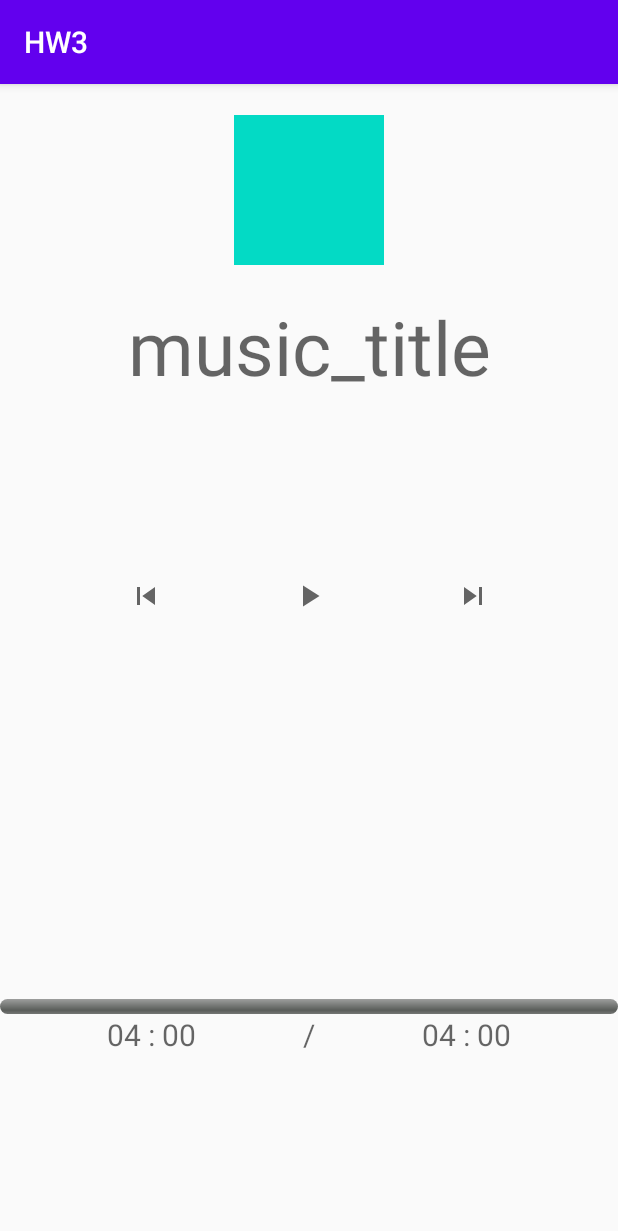
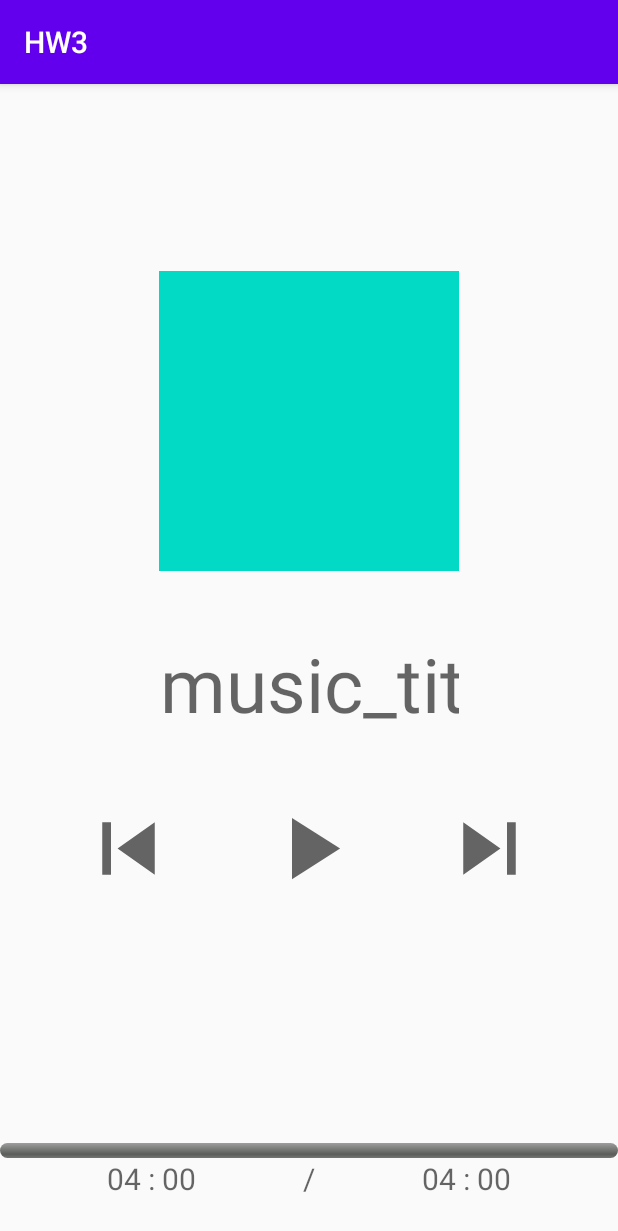
Before and after one commit to suhongs/MP3, an Android app: the PlayMusicActivity screen opened directly, with no data from a screen before it, on a phone screen of 412 x 824 dp. Shown: the top 1231 px of the screen. Run offline under Robolectric (Android 15) with nearby library versions, the phone set to English and light mode, and no system bars; 3 statements that could not run were skipped.

Commit message:
finish
finish

```diff
--- a/HW3/app/src/main/AndroidManifest.xml
+++ b/HW3/app/src/main/AndroidManifest.xml
@@ -26,6 +26,11 @@
                 <category android:name="android.intent.category.LAUNCHER" />
             </intent-filter>
         </activity>
+        <receiver android:name=".testBroadcast">
+            <intent-filter>
+                <action android:name="custom-event-service" />
+            </intent-filter>
+        </receiver>
     </application>
 
 </manifest>
--- /dev/null
+++ b/HW3/app/src/main/java/com/example/hw3/Contents.java
@@ -0,0 +1,6 @@
+package com.example.hw3;
+
+public class Contents {
+
+    public static boolean bigFlag = true;
+}
--- a/HW3/app/src/main/java/com/example/hw3/PlayMusicActivity.java
+++ b/HW3/app/src/main/java/com/example/hw3/PlayMusicActivity.java
@@ -4,20 +4,11 @@ import androidx.appcompat.app.AppCompatActivity;
 import androidx.localbroadcastmanager.content.LocalBroadcastManager;
 
 import android.content.BroadcastReceiver;
-import android.content.ComponentName;
 import android.content.Context;
 import android.content.Intent;
 import android.content.IntentFilter;
-import android.content.ServiceConnection;
 import android.os.Bundle;
-import android.os.Handler;
-import android.os.IBinder;
-import android.os.Message;
-import android.os.Messenger;
-import android.os.RemoteException;
-import android.util.Log;
 import android.view.View;
-import android.widget.Button;
 import android.widget.ImageView;
 import android.widget.ProgressBar;
 import android.widget.TextView;
@@ -36,22 +27,14 @@ public class PlayMusicActivity extends AppCompatActivity {
     private ProgressBar musicProgressBar;
     private TextView musicTitle, musicPlayingText, musicFinishText;
 
-    public static String MAIN_ACTION = "com.example.foregroundservice.action.main";
-    public static String PLAY_ACTION = "com.example.foregroundservice.play.main";
-    public static String NEXTPLAY_ACTION = "com.example.foregroundservice.action.nextplay";
-    public static String STARTFOREGROUND_ACTION = "com.example.foregroundservice.action.startforeground";
-    public static String STOPFOREGROUND_ACTION = "com.example.foregroundservice.action.stopforeground";
-
     private int duration, currentPosition;
     private BroadcastReceiver mMessageReceiver = new BroadcastReceiver() {
         @Override
         public void onReceive(Context context, Intent intent) {
             duration = intent.getExtras().getInt("duration");
             currentPosition = intent.getExtras().getInt("currentPosition");
-            Log.i("테스트","전체 길이 : " + duration);
             musicFinishText.setText(Integer.toString(duration/1000/60)+":"+String.format("%02d", duration/1000%60));
 
-            Log.i("테스트", "재생 길이 : " + currentPosition);
             musicPlayingText.setText(Integer.toString(currentPosition/1000/60)+":"+String.format("%02d", currentPosition/1000%60));
             progressUpdate(duration, currentPosition);
 
@@ -64,13 +47,12 @@ public class PlayMusicActivity extends AppCompatActivity {
         musicPlayingText = findViewById(R.id.music_playing_text);
         musicFinishText = findViewById(R.id.music_finish_text);
         musicProgressBar = findViewById(R.id.music_progressBar);
-//        progressUpdate("","");
+
     }
 
     private void progressUpdate(int duration, int currentPosition) {
         musicProgressBar.setVisibility(ProgressBar.VISIBLE);
         musicProgressBar.setMax(duration);
-//        musicProgressBar.setOn
         musicProgressBar.setProgress(currentPosition);
 
     }
@@ -78,8 +60,6 @@ public class PlayMusicActivity extends AppCompatActivity {
     @Override
     protected void onResume() {
         super.onResume();
-        // action 이름이 "custom-event-name"으로 정의된 intent를 수신하게 된다.
-        // observer의 이름은 mMessageReceiver이다.
         LocalBroadcastManager.getInstance(this).registerReceiver(mMessageReceiver, new IntentFilter("custom-event-name"));
     }
 
@@ -87,21 +67,17 @@ public class PlayMusicActivity extends AppCompatActivity {
     protected void onCreate(Bundle savedInstanceState) {
         super.onCreate(savedInstanceState);
         setContentView(R.layout.activity_play_music);
-        init(); // 위젯 초기화
+        init();
         Intent intent = getIntent();
+
         list = (ArrayList<MusicData>) intent.getSerializableExtra("playlist");
         position = intent.getExtras().getInt("position");
 
         updateUI(position);
-        Log.i("PlayMusicActivity 테스트", list.toString());
 
         musicIntent = new Intent(this, MusicService.class);
         musicIntent.putExtra("playlist", list);
         musicIntent.putExtra("position", position);
-
-//        getSupportActionBar().setIcon(R.drawable.ic_baseline_play_arrow_24);
-//        getSupportActionBar().setDisplayUseLogoEnabled(true);
-//        getSupportActionBar().setDisplayShowHomeEnabled(true);
     }
 
     @Override
@@ -111,6 +87,7 @@ public class PlayMusicActivity extends AppCompatActivity {
     }
 
     public void onClick(View v) throws InterruptedException {
+        musicIntent.putExtra("borad", false);
         switch (v.getId()) {
             case R.id.play_btn:
                 if (isPlaying == false) { // 음악 재생
@@ -128,38 +105,29 @@ public class PlayMusicActivity extends AppCompatActivity {
                 }
                 break;
             case R.id.skip_next_btn:
-                musicIntent.putExtra("next",true);
-                musicIntent.setAction(MusicService.ACTION_PAUSE);
-                startService(musicIntent);
+                musicIntent.setAction(MusicService.ACTION_NEXT);
                 position+=1;
                 if(position == list.size())
                     position = 0;
-                musicIntent.putExtra("position", position);
-                musicIntent.setAction(MusicService.ACTION_PLAY);
                 updateUI(position);
                 playBtn.setImageResource(R.drawable.ic_baseline_pause_24);
                 isPlaying = true;
                 break;
             case R.id.skip_previous_btn:
-                musicIntent.putExtra("next",true);
-                musicIntent.setAction(MusicService.ACTION_PAUSE);
-                startService(musicIntent);
-                Log.i("list" , Integer.toString(list.size()));
+                musicIntent.setAction(MusicService.ACTION_PREV);
                 position -= 1;
                 if(position == -1)
                     position += list.size();
-                musicIntent.putExtra("position", position);
-                musicIntent.setAction(MusicService.ACTION_PLAY);
                 updateUI(position);
                 playBtn.setImageResource(R.drawable.ic_baseline_pause_24);
                 isPlaying = true;
                 break;
         }
         startService(musicIntent);
-        musicIntent.putExtra("next",false);
     }
 
     public void updateUI(int position){
+        musicFinishText.setText((Integer.parseInt(list.get(position).getDuration())/1000/60)+":"+Integer.parseInt(list.get(position).getDuration())/1000%60);
         musicTitle.setText(URLDecoder.decode(list.get(position).getTitle()));
     }
 
--- a/HW3/app/src/main/res/layout/activity_play_music.xml
+++ b/HW3/app/src/main/res/layout/activity_play_music.xml
@@ -8,9 +8,11 @@
     tools:context=".PlayMusicActivity">
 
     <androidx.appcompat.widget.AppCompatImageView
+        android:layout_marginTop="100dp"
+
         android:id="@+id/music_image"
-        android:layout_width="100dp"
-        android:layout_height="100dp"
+        android:layout_width="200dp"
+        android:layout_height="200dp"
         android:background="@color/colorAccent"
         app:layout_constraintTop_toTopOf="parent"
         app:layout_constraintLeft_toLeftOf="parent"
@@ -18,14 +20,19 @@
         app:layout_constraintBottom_toTopOf="@+id/music_title"/>
 
     <TextView
+        android:gravity="center"
+        android:layout_marginTop="200dp"
         android:id="@+id/music_title"
-        android:layout_width="wrap_content"
-        android:layout_height="wrap_content"
+        android:layout_width="200dp"
+        android:layout_height="100dp"
         android:hint="music_title"
-        android:textSize="50dp"
+        android:textSize="50sp"
         app:layout_constraintTop_toTopOf="@+id/music_image"
         app:layout_constraintLeft_toLeftOf="parent"
         app:layout_constraintRight_toRightOf="parent"
+        android:singleLine="true"
+        android:ellipsize="marquee"
+        android:marqueeRepeatLimit="marquee_forever"
         app:layout_constraintBottom_toTopOf="@+id/music_control_layout"
         />
 
@@ -41,8 +48,8 @@
 
         <androidx.appcompat.widget.AppCompatImageView
             android:id="@+id/skip_previous_btn"
-            android:layout_width="wrap_content"
-            android:layout_height="wrap_content"
+            android:layout_width="70dp"
+            android:layout_height="70dp"
             android:src="@drawable/ic_baseline_skip_previous_24"
             android:onClick="onClick"
             app:layout_constraintLeft_toLeftOf="@+id/music_control_layout"
@@ -52,8 +59,8 @@
 
         <androidx.appcompat.widget.AppCompatImageView
             android:id="@+id/play_btn"
-            android:layout_width="wrap_content"
-            android:layout_height="wrap_content"
+            android:layout_width="70dp"
+            android:layout_height="70dp"
             android:src="@drawable/ic_baseline_play_arrow_24"
             android:onClick="onClick"
             app:layout_constraintTop_toTopOf="@+id/music_control_layout"
@@ -64,8 +71,8 @@
 
         <androidx.appcompat.widget.AppCompatImageView
             android:id="@+id/skip_next_btn"
-            android:layout_width="wrap_content"
-            android:layout_height="wrap_content"
+            android:layout_width="70dp"
+            android:layout_height="70dp"
             android:src="@drawable/ic_baseline_skip_next_24"
             android:onClick="onClick"
             app:layout_constraintTop_toTopOf="@+id/music_control_layout"
--- a/HW3/app/src/main/res/layout/custom_notification.xml
+++ b/HW3/app/src/main/res/layout/custom_notification.xml
@@ -20,6 +20,7 @@
             android:layout_width="match_parent"
             android:layout_height="match_parent"
             android:hint="music_title"
+            android:singleLine="true"
             android:textSize="30dp"/>
 
         <LinearLayout
```
Also changed, not shown: HW3/app/src/main/java/com/example/hw3/MainActivity.java (+9 -9 lines), HW3/app/src/main/java/com/example/hw3/MusicAdapter.java (+0 -15 lines), HW3/app/src/main/java/com/example/hw3/MusicService.java (+102 -42 lines), HW3/app/src/main/java/com/example/hw3/testBroadcast.java (added, +33 -0 lines), HW3/app/src/main/res/layout/custom_notification2.xml (deleted, +0 -57 lines), 2 other files.
